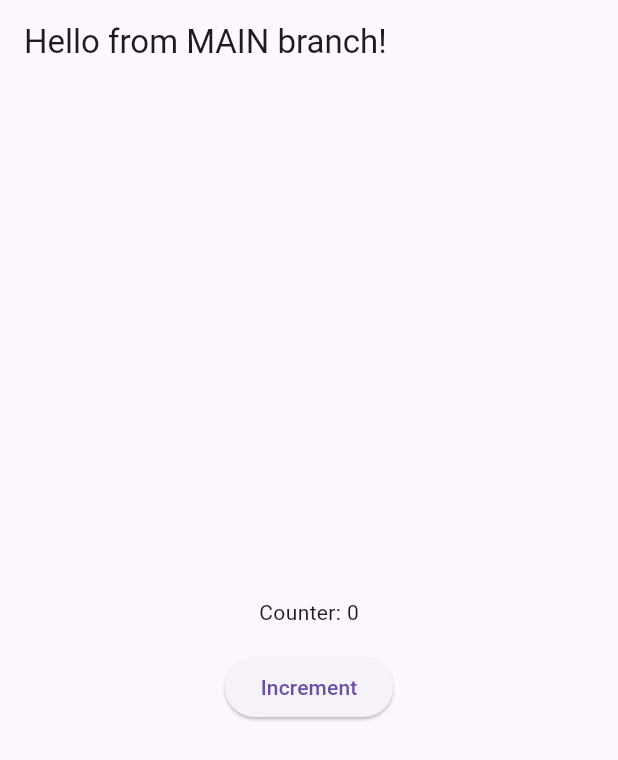
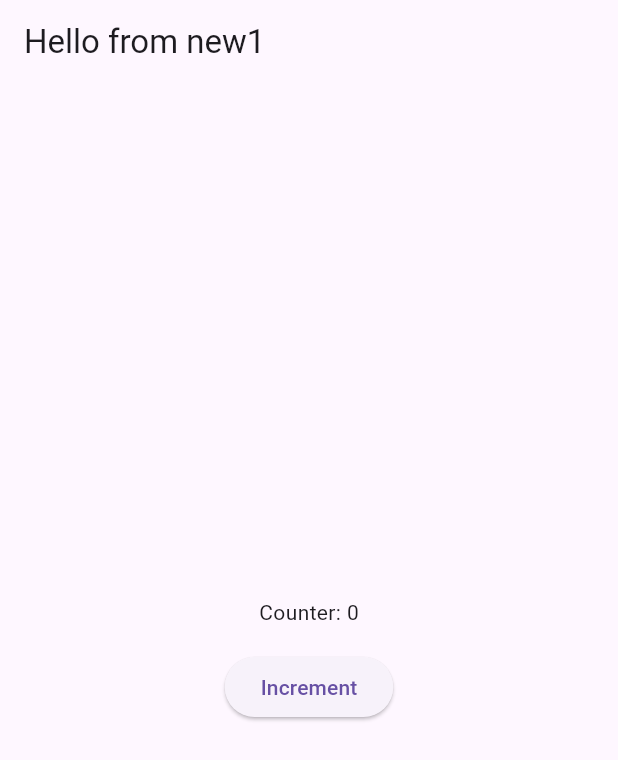
Before and after one commit to abdulmalick42/mergeconflict, a Flutter app: the screen it shows after launch, on a phone screen of 412 x 824 dp. Shown: the top 760 px of the screen. Run offline on Flutter 3.47's test engine with Material 3 defaults, Android fonts, the light colour scheme and no system bars.

Commit message:
change the text

```diff
--- a/lib/main.dart
+++ b/lib/main.dart
@@ -27,7 +27,7 @@ class _MergeHomeState extends State<MergeHome> {
   int counter = 0;
 
   String getGreetingMessage() {
-    return "Hello from MAIN branch!";
+    return "Hello from new1";
   }
 
   @override
```
